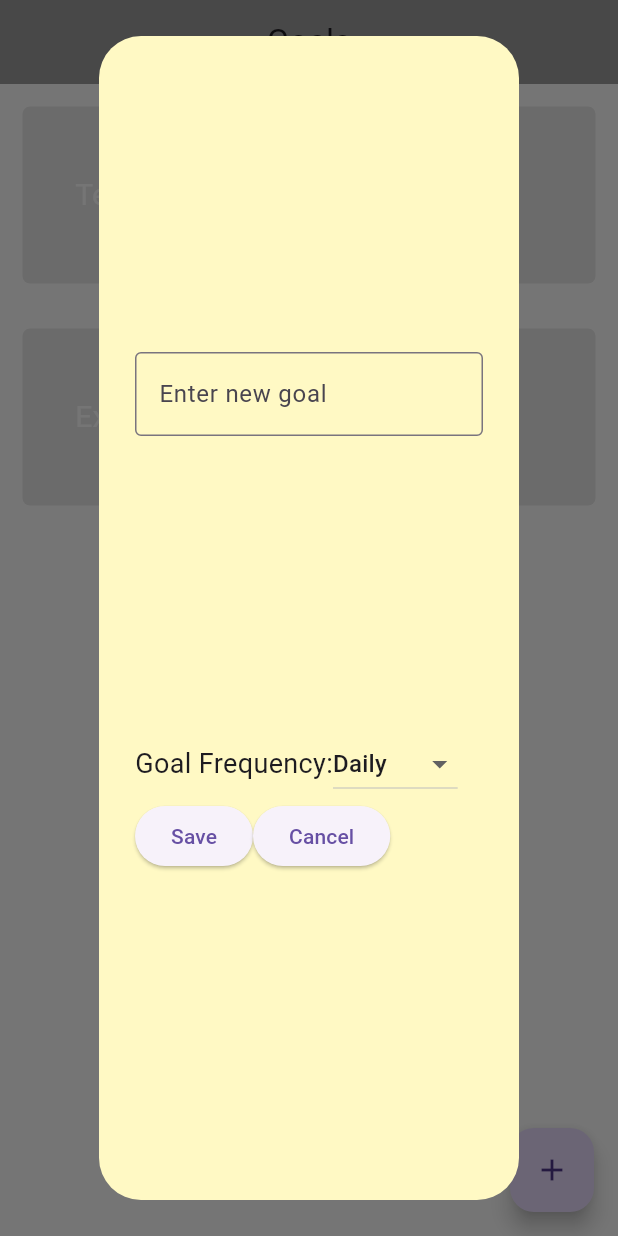
After one commit to kilianjj/DailyGoalApp, a Flutter app: the screen it shows after launch, after a tap on the "add" icon, on a phone screen of 412 x 824 dp. The commit adds this screen. Run offline on Flutter 3.47's test engine with Material 3 defaults, Android fonts, the phone set to English and light mode, and no system bars; drawn by our look-alikes of flutter_slidable; missing offline and left inert: gradient_icon.

Commit message:
Able to add new goals

```diff
--- a/daily_goal_app/lib/pages/home_page.dart
+++ b/daily_goal_app/lib/pages/home_page.dart
@@ -1,7 +1,12 @@
+// page showing goals
 import 'package:daily_goal_app/util/database.dart';
 import 'package:daily_goal_app/util/goal_tile.dart';
 import 'package:flutter/material.dart';
+import 'package:daily_goal_app/util/add_goal.dart';
 
+final CONTROLLER = TextEditingController();
+
+// homepage
 class HomePage extends StatefulWidget {
   const HomePage({super.key});
 
@@ -9,9 +14,28 @@ class HomePage extends StatefulWidget {
   State<HomePage> createState() => _HomePageState();
 }
 
+// homepage state
 class _HomePageState extends State<HomePage> {
   // do Hive stuff
 
+  void update(){
+    setState(() {
+
+    });
+  }
+
+  // function for adding a new goal
+  void addGoal() {
+    showDialog(
+        context: context,
+        builder: (context) {
+          return DialogBox(
+              controller: CONTROLLER, onGoalsUpdated: update);
+        });
+    // db.updateData();
+  }
+
+  // page UI build
   @override
   Widget build(BuildContext context) {
     return Scaffold(
@@ -21,16 +45,14 @@ class _HomePageState extends State<HomePage> {
             backgroundColor: Colors.grey,
             elevation: 0,
             centerTitle: true),
-        floatingActionButton: const FloatingActionButton(
-          onPressed: null,
-          child: Icon(Icons.add),
+        floatingActionButton: FloatingActionButton(
+          onPressed: addGoal,
+          child: const Icon(Icons.add),
         ),
         body: ListView.builder(
-                itemCount: goals.length,
-                itemBuilder: (context, index) {
-                  return GoalTile(goal: goals[index]);
-                }
-              )
-    );
+            itemCount: goals.length,
+            itemBuilder: (context, index) {
+              return GoalTile(goal: goals[index]);
+            }));
   }
 }
--- /dev/null
+++ b/daily_goal_app/lib/util/add_goal.dart
@@ -0,0 +1,51 @@
+/// DialougBox for editing creating a new goal
+import 'package:flutter/material.dart';
+import 'package:daily_goal_app/util/button.dart';
+import 'package:daily_goal_app/util/dropdown.dart';
+import 'package:daily_goal_app/pages/home_page.dart';
+import 'package:daily_goal_app/util/goal_tile.dart';
+
+////
+/// DialogBox pop up UI element for adding a new task
+///
+class DialogBox extends StatelessWidget {
+  final TextEditingController controller;
+  // final Function(List<Goal>) onGoalsUpdated;
+  final VoidCallback onGoalsUpdated;
+
+  const DialogBox({
+    super.key,
+    required this.controller,
+    required this.onGoalsUpdated
+  });
+
+  @override
+  Widget build(BuildContext context) {
+    return AlertDialog(
+      backgroundColor: Colors.yellow[100],
+      content: Container(
+          decoration: BoxDecoration(borderRadius: BorderRadius.circular(1)),
+          // height: 150,
+          child: Column(
+              mainAxisAlignment: MainAxisAlignment.spaceEvenly,
+              children: [
+                // for user input
+                TextField(
+                    controller: controller,
+                    decoration: const InputDecoration(
+                        border: OutlineInputBorder(),
+                        hintText: "Enter new goal")),
+                // button for confimring and adding
+                Dropdown(onGoalsUpdated: onGoalsUpdated),
+                // Row(mainAxisAlignment: MainAxisAlignment.spaceEvenly, children: [
+                //   // save button
+                //   Button(
+                //       text: "Save",
+                //       onPressed: (){}),
+                //   // cancel button
+                //   Button(text: "Cancel", onPressed: onCancel)
+                // ])
+              ])),
+    );
+  }
+}
--- /dev/null
+++ b/daily_goal_app/lib/util/dropdown.dart
@@ -0,0 +1,99 @@
+import 'package:flutter/material.dart';
+import 'package:daily_goal_app/pages/home_page.dart';
+import 'package:daily_goal_app/util/goal_tile.dart';
+import 'package:daily_goal_app/util/database.dart';
+
+class Dropdown extends StatefulWidget {
+  // final Function(List<Goal>) onGoalsUpdated;
+  final VoidCallback onGoalsUpdated;
+  Dropdown({required this.onGoalsUpdated});
+
+  @override
+  _DropdownState createState() => _DropdownState();
+}
+
+class _DropdownState extends State<Dropdown> {
+  String selectedValue = 'Daily'; // Holds the selected value
+
+  List<String> dropdownItems = ['Daily', 'Weekly', 'Monthly', 'Yearly'];
+
+  void cancel() {
+    CONTROLLER.clear();
+    Navigator.of(context).pop(); // close dialoug box
+  }
+
+  // save a goal
+  void save(String freq) {
+    setState(() {
+      RepeatFrequency f = RepeatFrequency.daily;
+      if (freq == "Weekly") {
+        f = RepeatFrequency.weekly;
+      }
+      if (freq == "Monthly") {
+        f = RepeatFrequency.monthly;
+      }
+      if (freq == "Yearly") {
+        f = RepeatFrequency.yearly;
+      }
+      Goal newGoal = Goal(
+          task: CONTROLLER.text, lastComplete: DateTime.now(), frequency: f);
+      goals.add(newGoal);
+      CONTROLLER.clear();
+      Navigator.of(context).pop(); // close dialoug box
+      print(goals);
+      widget.onGoalsUpdated();
+    });
+  }
+
+  @override
+  Widget build(BuildContext context) {
+    return Column(
+      mainAxisAlignment: MainAxisAlignment.center,
+      children: [
+        Row(
+          children: [
+            Text(
+              'Goal Frequency:',
+              style: TextStyle(fontSize: 18),
+            ),
+            SizedBox(height: 20),
+            DropdownButton<String>(
+              value: selectedValue,
+              onChanged: (newValue) {
+                setState(() {
+                  selectedValue = newValue!;
+                });
+              },
+              items: dropdownItems.map((item) {
+                return DropdownMenuItem<String>(
+                  value: item,
+                  child: Text(item),
+                );
+              }).toList(),
+            )
+          ],
+        ),
+        // SizedBox(height: 20),
+        Row(
+          children: [
+            ElevatedButton(
+              onPressed: () {
+                save(selectedValue);
+              },
+              child: Text('Save'),
+            ),
+            ElevatedButton(
+              onPressed: cancel,
+              child: Text('Cancel'),
+            )
+          ],
+        ),
+      ],
+    );
+  }
+
+  void myOnPressedFunction(String selectedValue) {
+    // Your logic using the selected value
+    print('Button pressed with selected value: $selectedValue');
+  }
+}
```
Also changed, not shown: daily_goal_app/lib/util/button.dart (+20 -0 lines).
